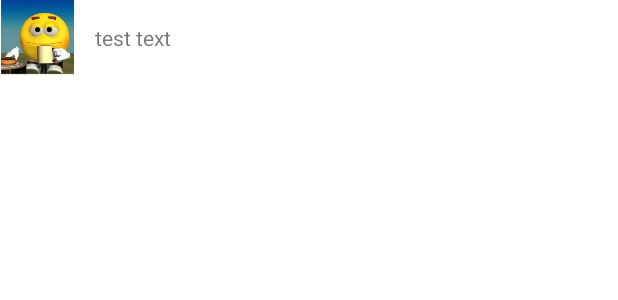
After one commit to qqwdsds/.msgr, an Android app: the layout message_user.xml on its own in the app's theme, with its tools: preview values and no code run, on a phone screen of 412 x 824 dp. The commit adds this screen. Shown: the top 300 px of the screen. Run offline under Robolectric (Android 15) with nearby library versions, the phone set to English and light mode, and no system bars.

Commit message:
new branch

```diff
--- /dev/null
+++ b/app/src/main/res/layout/message_user.xml
@@ -0,0 +1,28 @@
+<?xml version="1.0" encoding="utf-8"?>
+<androidx.constraintlayout.widget.ConstraintLayout xmlns:android="http://schemas.android.com/apk/res/android"
+    android:layout_width="match_parent"
+    android:layout_height="wrap_content"
+    xmlns:app="http://schemas.android.com/apk/res-auto">
+
+
+    <ImageView
+        android:id="@+id/user_image"
+        android:layout_width="50dp"
+        android:layout_height="50dp"
+        android:src="@drawable/kolobok"
+        app:layout_constraintStart_toStartOf="parent"
+        app:layout_constraintTop_toTopOf="parent"/>
+
+
+    <TextView
+        android:id="@+id/username_text"
+        android:layout_width="wrap_content"
+        android:layout_height="wrap_content"
+        android:layout_marginStart="13dp"
+        android:text="test text"
+        app:layout_constraintStart_toEndOf="@id/user_image"
+        app:layout_constraintTop_toTopOf="@id/user_image"
+        app:layout_constraintBottom_toBottomOf="@id/user_image"/>
+
+
+</androidx.constraintlayout.widget.ConstraintLayout>
--- a/settings.gradle
+++ b/settings.gradle
@@ -10,6 +10,7 @@ dependencyResolutionManagement {
     repositories {
         google()
         mavenCentral()
+        maven { url 'https://jitpack.io' }
     }
 }
 rootProject.name = "Application"
```
Also changed, not shown: app/build.gradle (+7 -0 lines), app/src/main/AndroidManifest.xml (+9 -3 lines), app/src/main/java/com/example/application/ContactsActivity.kt (added, +19 -0 lines), app/src/main/java/com/example/application/MessagesActivity.kt (+26 -4 lines), app/src/main/java/com/example/application/NewMessageAdapter.kt (added, +43 -0 lines), app/src/main/java/com/example/application/RegisterActivity.kt (+5 -5 lines), app/src/main/res/layout/activity_contacts.xml (added, +18 -0 lines).
